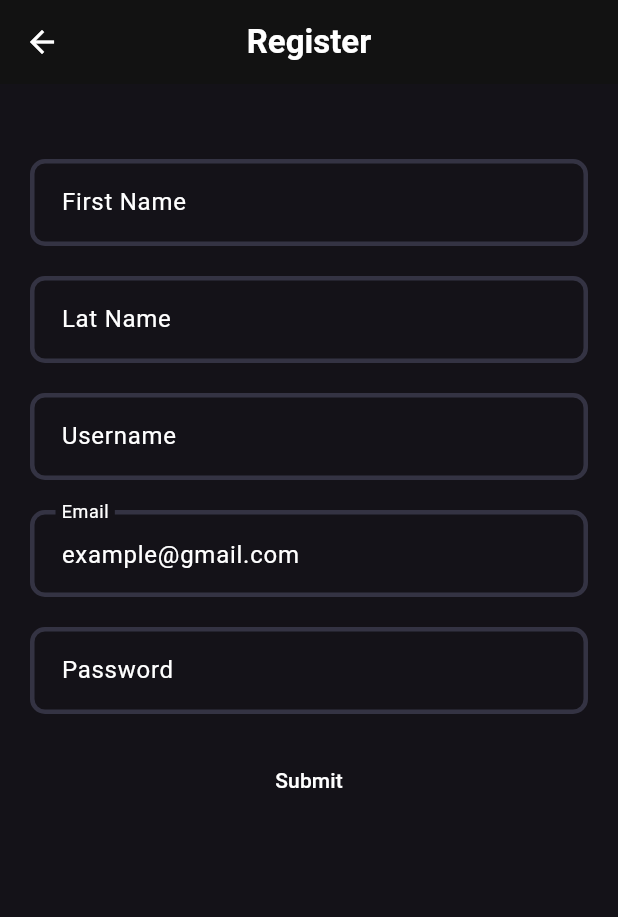
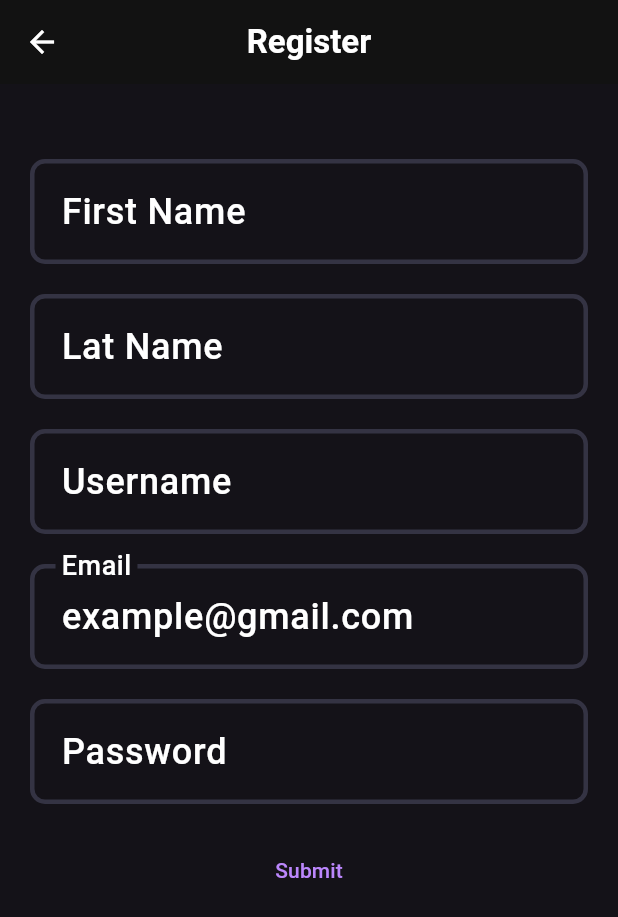
Before and after one commit to ismailSilkron/pei_yee_session, a Flutter app: the screen it shows after launch, after a tap on "register", on a phone screen of 412 x 824 dp. Shown: the top 917 px of the screen. Run offline on Flutter 3.47's test engine with Material 3 defaults, Android fonts, the phone set to English and light mode, and no system bars; our stand-ins replace flutter_bloc.

Commit message:
added text color for TextFormField widget inside app theme

```diff
--- a/lib/config/app_theme.dart
+++ b/lib/config/app_theme.dart
@@ -5,7 +5,7 @@ class AppTheme {
   static ThemeData lightMode(BuildContext context) {
     return ThemeData.light().copyWith(
       appBarTheme: _appBarTheme(context, Brightness.light),
-      colorScheme: ColorScheme.light().copyWith(primary: Colors.black),
+      colorScheme: ColorScheme.light().copyWith(),
       textTheme: _textTheme(context, Brightness.light),
       inputDecorationTheme: _inputDecorationTheme(Brightness.light),
     );
@@ -14,10 +14,7 @@ class AppTheme {
   static ThemeData darkMode(BuildContext context) {
     return ThemeData.dark().copyWith(
       appBarTheme: _appBarTheme(context, Brightness.dark),
-      colorScheme: ColorScheme.dark().copyWith(
-        primary: Colors.white,
-        error: AppPallete.errorColor,
-      ),
+      colorScheme: ColorScheme.dark().copyWith(),
       textTheme: _textTheme(context, Brightness.dark),
       inputDecorationTheme: _inputDecorationTheme(Brightness.dark),
     );
@@ -63,15 +60,25 @@ class AppTheme {
         fontSize: 24,
         fontWeight: FontWeight.w500,
       ),
+      // text color for TextFormField taken from here
+      bodyLarge: TextStyle(
+        color: isDark ? Colors.white : Colors.black,
+        fontSize: 24,
+        fontWeight: FontWeight.w500,
+      ),
     );
   }
 
   static InputDecorationTheme _inputDecorationTheme(Brightness brightness) {
+    final bool isDark = brightness == Brightness.dark;
+
     return InputDecorationTheme(
       contentPadding: EdgeInsets.all(17),
       border: _inputBorder(),
       enabledBorder: _inputBorder(),
       focusedBorder: _inputBorder(AppPallete.gradient2),
+      labelStyle: TextStyle(color: isDark ? Colors.white : Colors.black),
+      hintStyle: TextStyle(color: isDark ? Colors.white70 : Colors.black54),
     );
   }
 
```
